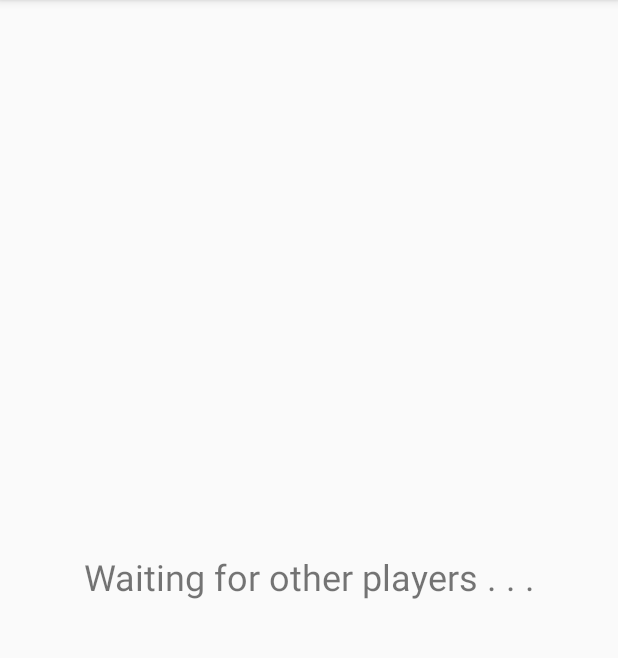
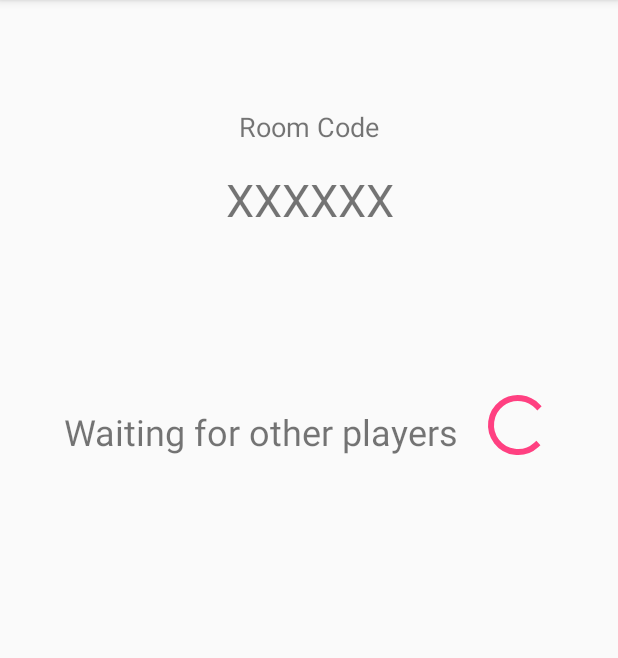
Before and after one commit to the-flatmates/resistance-clone, an Android app: the HostWait screen opened directly, with no data from a screen before it, on a phone screen of 412 x 824 dp, the part 84-742 px from its top. Run offline under Robolectric (Android 15) with nearby library versions, the phone set to English and light mode, and no system bars.

```diff
--- a/app/src/main/java/com/flatmates/theresistanceclone/HostGame.java
+++ b/app/src/main/java/com/flatmates/theresistanceclone/HostGame.java
@@ -1,8 +1,8 @@
 package com.flatmates.theresistanceclone;
 
 import android.content.Intent;
+import android.os.Bundle;
 import android.support.v7.app.AppCompatActivity;
-import android.os.Bundle;
 import android.view.View;
 import android.widget.SeekBar;
 import android.widget.TextView;
--- a/app/src/main/java/com/flatmates/theresistanceclone/HostWait.java
+++ b/app/src/main/java/com/flatmates/theresistanceclone/HostWait.java
@@ -1,9 +1,7 @@
 package com.flatmates.theresistanceclone;
 
-import android.content.Intent;
+import android.os.Bundle;
 import android.support.v7.app.AppCompatActivity;
-import android.os.Bundle;
-import android.widget.TextView;
 
 public class HostWait extends AppCompatActivity {
 
--- a/app/src/main/java/com/flatmates/theresistanceclone/MainActivity.java
+++ b/app/src/main/java/com/flatmates/theresistanceclone/MainActivity.java
@@ -1,10 +1,9 @@
 package com.flatmates.theresistanceclone;
 
 import android.content.Intent;
+import android.os.Bundle;
 import android.support.v7.app.AppCompatActivity;
-import android.os.Bundle;
 import android.view.View;
-import android.widget.EditText;
 
 
 public class MainActivity extends AppCompatActivity {
--- a/app/src/main/res/layout/activity_host_wait.xml
+++ b/app/src/main/res/layout/activity_host_wait.xml
@@ -7,19 +7,65 @@
     tools:context="com.flatmates.theresistanceclone.HostWait">
 
     <TextView
-        android:id="@+id/textView"
+        android:id="@+id/tv_room_code_title2"
         android:layout_width="wrap_content"
         android:layout_height="wrap_content"
-        android:layout_marginBottom="8dp"
+        android:layout_marginEnd="8dp"
+        android:layout_marginStart="8dp"
+        android:layout_marginTop="72dp"
+        android:text="@string/room_code"
+        android:textSize="18sp"
+        app:layout_constraintEnd_toEndOf="parent"
+        app:layout_constraintStart_toStartOf="parent"
+        app:layout_constraintTop_toTopOf="parent" />
+
+    <TextView
+        android:id="@+id/tv_host_wait"
+        android:layout_width="wrap_content"
+        android:layout_height="wrap_content"
+        android:layout_marginEnd="8dp"
+        android:layout_marginLeft="24dp"
+        android:layout_marginRight="8dp"
+        android:layout_marginStart="24dp"
+        android:text="@string/host_wait"
+        android:textSize="24sp"
+        app:layout_constraintBottom_toBottomOf="parent"
+        app:layout_constraintEnd_toStartOf="@+id/pb_host_wait"
+        app:layout_constraintHorizontal_bias="0.5"
+        app:layout_constraintHorizontal_chainStyle="packed"
+        app:layout_constraintStart_toStartOf="parent"
+        app:layout_constraintTop_toBottomOf="@+id/tv_room_code"
+        app:layout_constraintVertical_bias="0.203" />
+
+    <ProgressBar
+        android:id="@+id/pb_host_wait"
+        style="?android:attr/progressBarStyle"
+        android:layout_width="wrap_content"
+        android:layout_height="wrap_content"
+        android:layout_marginEnd="24dp"
+        android:layout_marginLeft="8dp"
+        android:layout_marginRight="24dp"
+        android:layout_marginStart="8dp"
+        app:layout_constraintBottom_toBottomOf="parent"
+        app:layout_constraintEnd_toEndOf="parent"
+        app:layout_constraintStart_toEndOf="@+id/tv_host_wait"
+        app:layout_constraintTop_toBottomOf="@+id/tv_room_code"
+        app:layout_constraintVertical_bias="0.187" />
+
+    <TextView
+        android:id="@+id/tv_room_code"
+        android:layout_width="wrap_content"
+        android:layout_height="wrap_content"
         android:layout_marginEnd="8dp"
         android:layout_marginLeft="8dp"
         android:layout_marginRight="8dp"
         android:layout_marginStart="8dp"
-        android:layout_marginTop="8dp"
-        android:text="Waiting for other players . . ."
-        android:textSize="24sp"
-        app:layout_constraintBottom_toBottomOf="parent"
+        android:layout_marginTop="16dp"
+        android:text="XXXXXX"
+        android:textSize="30sp"
         app:layout_constraintEnd_toEndOf="parent"
+        app:layout_constraintHorizontal_bias="0.502"
         app:layout_constraintStart_toStartOf="parent"
-        app:layout_constraintTop_toTopOf="parent" />
+        app:layout_constraintTop_toBottomOf="@+id/tv_room_code_title2" />
+
 </android.support.constraint.ConstraintLayout>
--- a/app/src/main/res/layout/activity_join_game.xml
+++ b/app/src/main/res/layout/activity_join_game.xml
@@ -10,10 +10,13 @@
         android:id="@+id/tv_join_game_title"
         android:layout_width="wrap_content"
         android:layout_height="wrap_content"
+        android:layout_marginEnd="8dp"
         android:layout_marginLeft="16dp"
+        android:layout_marginRight="8dp"
         android:layout_marginTop="16dp"
         android:text="@string/join_game"
         android:textSize="30sp"
+        app:layout_constraintEnd_toEndOf="parent"
         app:layout_constraintLeft_toLeftOf="parent"
         app:layout_constraintTop_toTopOf="parent" />
 
@@ -23,6 +26,7 @@
         android:layout_width="wrap_content"
         android:layout_height="wrap_content"
         android:layout_marginBottom="8dp"
+        android:onClick="submit"
         android:text="@string/submit"
         app:layout_constraintBottom_toBottomOf="parent"
         app:layout_constraintEnd_toEndOf="parent"
--- a/app/src/main/res/values/strings.xml
+++ b/app/src/main/res/values/strings.xml
@@ -3,6 +3,7 @@
     <string name="edit_message">Enter a message</string>
     <string name="button_send">Send</string>
     <string name="host_game">Host Game</string>
+    <string name="host_wait">Waiting for other players</string>
     <string name="join_game">Join Game</string>
     <string name="name">Player Name</string>
     <string name="name_hint">Enter Player Name</string>
```
Also changed, not shown: app/src/main/AndroidManifest.xml (+10 -1 lines), app/src/main/java/com/flatmates/theresistanceclone/JoinGame.java (+11 -1 lines), app/src/main/java/com/flatmates/theresistanceclone/PlayerWait.java (added, +13 -0 lines), app/src/main/res/layout/activity_player_wait.xml (added, +44 -0 lines).
